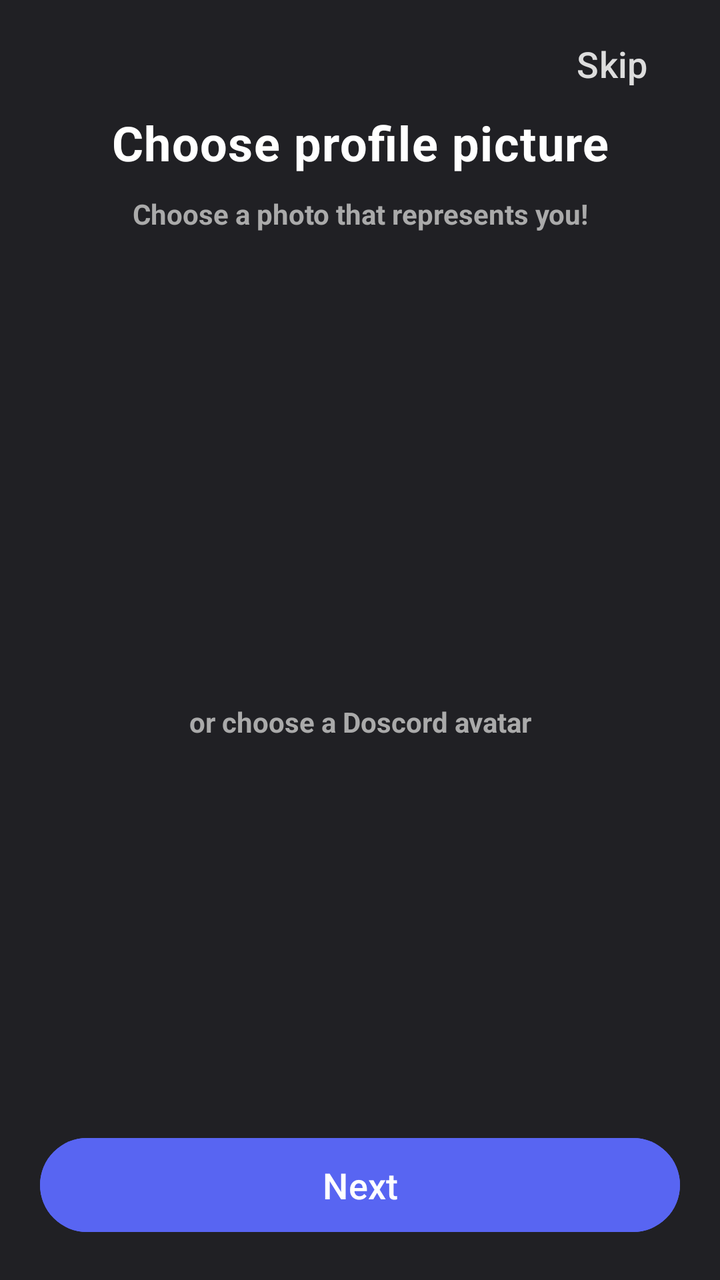
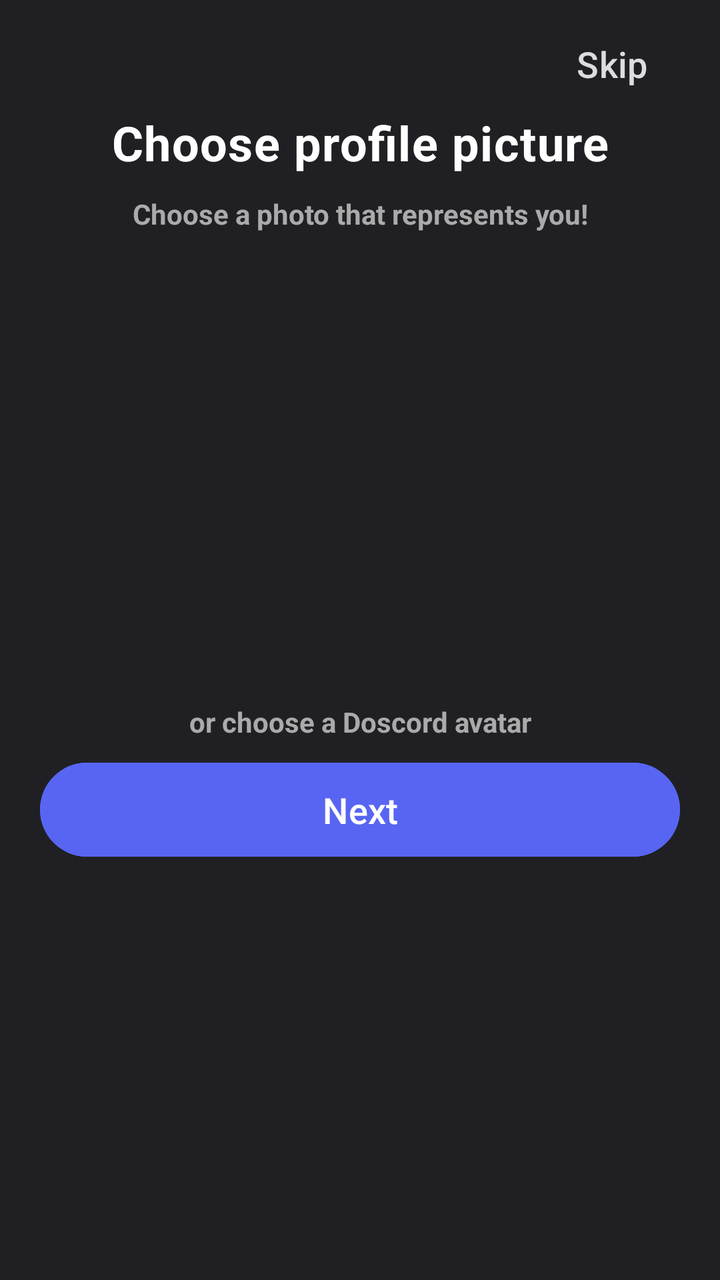

The first picture is an Android layout as it rendered before a commit; the second is the same layout after the commit. The layout source and the unified diff follow.
<!-- AndroidManifest.xml: application theme Theme.Doscord -->
<!-- res/layout/activity_cr_pfp.xml -->
<?xml version="1.0" encoding="utf-8"?>
<androidx.constraintlayout.widget.ConstraintLayout xmlns:android="http://schemas.android.com/apk/res/android"
    xmlns:app="http://schemas.android.com/apk/res-auto"
    xmlns:tools="http://schemas.android.com/tools"
    android:id="@+id/main"
    android:layout_width="match_parent"
    android:layout_height="match_parent"
    android:background="@color/bgGray"
    tools:context=".activities.chatroom.CrPfpActivity">

    <Button
        android:id="@+id/crPfpSkipBtn"
        android:layout_width="wrap_content"
        android:layout_height="wrap_content"
        android:layout_marginTop="8dp"
        android:layout_marginEnd="10dp"
        android:background="@android:color/transparent"
        android:hapticFeedbackEnabled="false"
        android:onClick="skip"
        android:stateListAnimator="@null"
        android:text="@string/skip"
        android:textColor="#ddd"
        android:textSize="18sp"
        app:layout_constraintEnd_toEndOf="parent"
        app:layout_constraintTop_toTopOf="parent" />

    <TextView
        android:id="@+id/crPfpTitle"
        android:layout_width="wrap_content"
        android:layout_height="wrap_content"
        android:layout_marginTop="55dp"
        android:gravity="center"
        android:letterSpacing="0.02"
        android:text="Choose profile picture"
        android:textColor="#FFFFFF"
        android:textSize="24sp"
        android:textStyle="bold"
        app:layout_constraintEnd_toEndOf="parent"
        app:layout_constraintStart_toStartOf="parent"
        app:layout_constraintTop_toTopOf="parent" />

    <TextView
        android:id="@+id/crPfpSubtitle"
        android:layout_width="0dp"
        android:layout_height="wrap_content"
        android:layout_marginStart="50dp"
        android:layout_marginTop="10dp"
        android:layout_marginEnd="50dp"
        android:gravity="center"
        android:text="Choose a photo that represents you!"
        android:textColor="#aaa"
        android:textSize="14sp"
        android:textStyle="bold"
        app:layout_constraintEnd_toEndOf="parent"
        app:layout_constraintStart_toStartOf="parent"
        app:layout_constraintTop_toBottomOf="@+id/crPfpTitle" />

    <ImageButton
        android:id="@+id/crPfpBtn"
        android:layout_width="175dp"
        android:layout_height="175dp"
        android:layout_marginStart="10dp"
        android:layout_marginTop="30dp"
        android:background="@null"
        android:contentDescription="Click to select profile picture"
        android:onClick="openLauncher"
        app:layout_constraintEnd_toEndOf="parent"
        app:layout_constraintStart_toStartOf="parent"
        app:layout_constraintTop_toBottomOf="@id/crPfpSubtitle" />

    <TextView
        android:id="@+id/crPfpSubtitle2"
        android:layout_width="0dp"
        android:layout_height="wrap_content"
        android:layout_marginStart="50dp"
        android:layout_marginTop="30dp"
        android:layout_marginEnd="50dp"
        android:gravity="center"
        android:text="or choose a Doscord avatar"
        android:textColor="#aaa"
        android:textSize="14sp"
        android:textStyle="bold"
        app:layout_constraintEnd_toEndOf="parent"
        app:layout_constraintStart_toStartOf="parent"
        app:layout_constraintTop_toBottomOf="@+id/crPfpBtn" />

    <TableLayout
        android:id="@+id/crPfpTableLayout"
        android:layout_width="wrap_content"
        android:layout_height="wrap_content"
        app:layout_constraintEnd_toEndOf="parent"
        app:layout_constraintStart_toStartOf="parent"
        app:layout_constraintTop_toBottomOf="@+id/crPfpSubtitle2" />

    <FrameLayout
        android:id="@+id/crPfpBtnContainer"
        android:layout_width="0dp"
        android:layout_height="55dp"
        android:layout_marginHorizontal="20dp"
        android:layout_marginStart="20dp"
        android:layout_marginEnd="20dp"
        android:layout_marginBottom="20dp"
        app:layout_constraintBottom_toBottomOf="parent"
        app:layout_constraintEnd_toEndOf="parent"
        app:layout_constraintStart_toStartOf="parent">

        <Button
            android:id="@+id/crPfpNextBtn"
            android:layout_width="match_parent"
            android:layout_height="match_parent"
            android:backgroundTint="#5865f2"
            android:onClick="sendPfpToServer"
            android:text="@string/next"
            android:textColor="@color/white"
            android:textSize="18sp" />

        <LinearLayout
            android:id="@+id/loadingDots"
            android:layout_width="wrap_content"
            android:layout_height="wrap_content"
            android:layout_gravity="center"
            android:orientation="horizontal"
            android:visibility="gone">

            <View
                android:id="@+id/dot1"
                android:layout_width="8dp"
                android:layout_height="8dp"
                android:layout_margin="4dp"
                android:background="@drawable/dot_shape" />

            <View
                android:id="@+id/dot2"
                android:layout_width="8dp"
                android:layout_height="8dp"
                android:layout_margin="4dp"
                android:background="@drawable/dot_shape" />

            <View
                android:id="@+id/dot3"
                android:layout_width="8dp"
                android:layout_height="8dp"
                android:layout_margin="4dp"
                android:background="@drawable/dot_shape" />
        </LinearLayout>
    </FrameLayout>


</androidx.constraintlayout.widget.ConstraintLayout>
<!-- resources referenced by this layout -->
<resources>
  <color name="bgGray">#202024</color>
  <color name="white">#FFFFFFFF</color>
  <!-- drawable dot_shape (drawable) -->
  <?xml version="1.0" encoding="utf-8"?>
  <shape xmlns:android="http://schemas.android.com/apk/res/android"
      android:shape="oval">
      <solid android:color="#fff" />
      <size android:width="8dp" android:height="8dp" />
  </shape>
  <string name="next">Next</string>
  <string name="skip">Skip</string>
  <style name="Theme.Doscord" parent="Base.Theme.Doscord" />
  <style name="Base.Theme.Doscord" parent="Theme.Material3.DayNight.NoActionBar">
          
          
      </style>
</resources>

<!-- the commit's change to res/layout/activity_cr_pfp.xml (unified diff, before → after) -->
@@ -7,6 +7,23 @@
     android:layout_height="match_parent"
     android:background="@color/bgGray"
     tools:context=".activities.chatroom.CrPfpActivity">
+
+    <TextView
+        android:id="@+id/crPfpServerWarning"
+        android:layout_width="0dp"
+        android:layout_height="wrap_content"
+        android:layout_marginStart="20dp"
+        android:layout_marginTop="7dp"
+        android:layout_marginEnd="20dp"
+        android:letterSpacing="0.02"
+        android:text="@string/server_error_check_your_network_connection_and_try_again"
+        android:textColor="@color/red"
+        android:textSize="12sp"
+        android:textStyle="bold"
+        android:visibility="gone"
+        app:layout_constraintEnd_toEndOf="parent"
+        app:layout_constraintStart_toStartOf="parent"
+        app:layout_constraintTop_toBottomOf="@id/crPfpNextBtn" />
 
     <Button
         android:id="@+id/crPfpSkipBtn"
@@ -31,7 +48,7 @@
         android:layout_marginTop="55dp"
         android:gravity="center"
         android:letterSpacing="0.02"
-        android:text="Choose profile picture"
+        android:text="@string/choose_profile_picture"
         android:textColor="#FFFFFF"
         android:textSize="24sp"
         android:textStyle="bold"
@@ -47,7 +64,7 @@
         android:layout_marginTop="10dp"
         android:layout_marginEnd="50dp"
         android:gravity="center"
-        android:text="Choose a photo that represents you!"
+        android:text="@string/choose_a_photo_that_represents_you"
         android:textColor="#aaa"
         android:textSize="14sp"
         android:textStyle="bold"
@@ -62,7 +79,7 @@
         android:layout_marginStart="10dp"
         android:layout_marginTop="30dp"
         android:background="@null"
-        android:contentDescription="Click to select profile picture"
+        android:contentDescription="@string/click_to_select_profile_picture"
         android:onClick="openLauncher"
         app:layout_constraintEnd_toEndOf="parent"
         app:layout_constraintStart_toStartOf="parent"
@@ -76,7 +93,7 @@
         android:layout_marginTop="30dp"
         android:layout_marginEnd="50dp"
         android:gravity="center"
-        android:text="or choose a Doscord avatar"
+        android:text="@string/or_choose_a_doscord_avatar"
         android:textColor="#aaa"
         android:textSize="14sp"
         android:textStyle="bold"
@@ -92,58 +109,21 @@
         app:layout_constraintStart_toStartOf="parent"
         app:layout_constraintTop_toBottomOf="@+id/crPfpSubtitle2" />
 
-    <FrameLayout
-        android:id="@+id/crPfpBtnContainer"
-        android:layout_width="0dp"
+    <Button
+        android:id="@+id/crPfpNextBtn"
+        android:layout_width="match_parent"
         android:layout_height="55dp"
-        android:layout_marginHorizontal="20dp"
         android:layout_marginStart="20dp"
+        android:layout_marginTop="7dp"
         android:layout_marginEnd="20dp"
-        android:layout_marginBottom="20dp"
-        app:layout_constraintBottom_toBottomOf="parent"
+        android:backgroundTint="#5865f2"
+        android:onClick="sendPfpToServer"
+        android:text="@string/next"
+        android:textColor="@color/white"
+        android:textSize="18sp"
         app:layout_constraintEnd_toEndOf="parent"
-        app:layout_constraintStart_toStartOf="parent">
-
-        <Button
-            android:id="@+id/crPfpNextBtn"
-            android:layout_width="match_parent"
-            android:layout_height="match_parent"
-            android:backgroundTint="#5865f2"
-            android:onClick="sendPfpToServer"
-            android:text="@string/next"
-            android:textColor="@color/white"
-            android:textSize="18sp" />
-
-        <LinearLayout
-            android:id="@+id/loadingDots"
-            android:layout_width="wrap_content"
-            android:layout_height="wrap_content"
-            android:layout_gravity="center"
-            android:orientation="horizontal"
-            android:visibility="gone">
-
-            <View
-                android:id="@+id/dot1"
-                android:layout_width="8dp"
-                android:layout_height="8dp"
-                android:layout_margin="4dp"
-                android:background="@drawable/dot_shape" />
-
-            <View
-                android:id="@+id/dot2"
-                android:layout_width="8dp"
-                android:layout_height="8dp"
-                android:layout_margin="4dp"
-                android:background="@drawable/dot_shape" />
-
-            <View
-                android:id="@+id/dot3"
-                android:layout_width="8dp"
-                android:layout_height="8dp"
-                android:layout_margin="4dp"
-                android:background="@drawable/dot_shape" />
-        </LinearLayout>
-    </FrameLayout>
+        app:layout_constraintStart_toStartOf="parent"
+        app:layout_constraintTop_toBottomOf="@+id/crPfpTableLayout" />
 
 
 </androidx.constraintlayout.widget.ConstraintLayout>
<!-- resource entries referenced after the edit -->
@@ -1,20 +1,29 @@
 <!-- resources referenced by this layout -->
 <resources>
   <color name="bgGray">#202024</color>
+  <color name="red">#FA777B</color>
   <color name="white">#FFFFFFFF</color>
-  <!-- drawable dot_shape (drawable) -->
-  <?xml version="1.0" encoding="utf-8"?>
-  <shape xmlns:android="http://schemas.android.com/apk/res/android"
-      android:shape="oval">
-      <solid android:color="#fff" />
-      <size android:width="8dp" android:height="8dp" />
-  </shape>
+  <string name="choose_a_photo_that_represents_you">Choose a photo that represents you!</string>
+  <string name="choose_profile_picture">Choose profile picture</string>
+  <string name="click_to_select_profile_picture">Click to select profile picture</string>
   <string name="next">Next</string>
+  <string name="or_choose_a_doscord_avatar">or choose a Doscord avatar</string>
+  <string name="server_error_check_your_network_connection_and_try_again">Server Error! Check your network connection and try again.</string>
   <string name="skip">Skip</string>
   <style name="Theme.Doscord" parent="Base.Theme.Doscord" />
   <style name="Base.Theme.Doscord" parent="Theme.Material3.DayNight.NoActionBar">
           
           
+          <item name="colorOnSurface">#FFFFFF</item>
+          <item name="android:textColorPrimary">#FFFFFF</item>
+          <item name="android:datePickerDialogTheme">@style/MyDatePickerStyle</item>
       </style>
+  <style name="MyDatePickerStyle" parent="Theme.AppCompat.Light.Dialog">
+          <item name="colorAccent">@color/purple_500</item>
+          <item name="android:windowBackground">@android:color/black</item>
+          <item name="android:textColorPrimary">@android:color/white</item>
+          <item name="android:textColorSecondary">@android:color/darker_gray</item>
+      </style>
+  <color name="purple_500">#6200EE</color>
 </resources>
 
